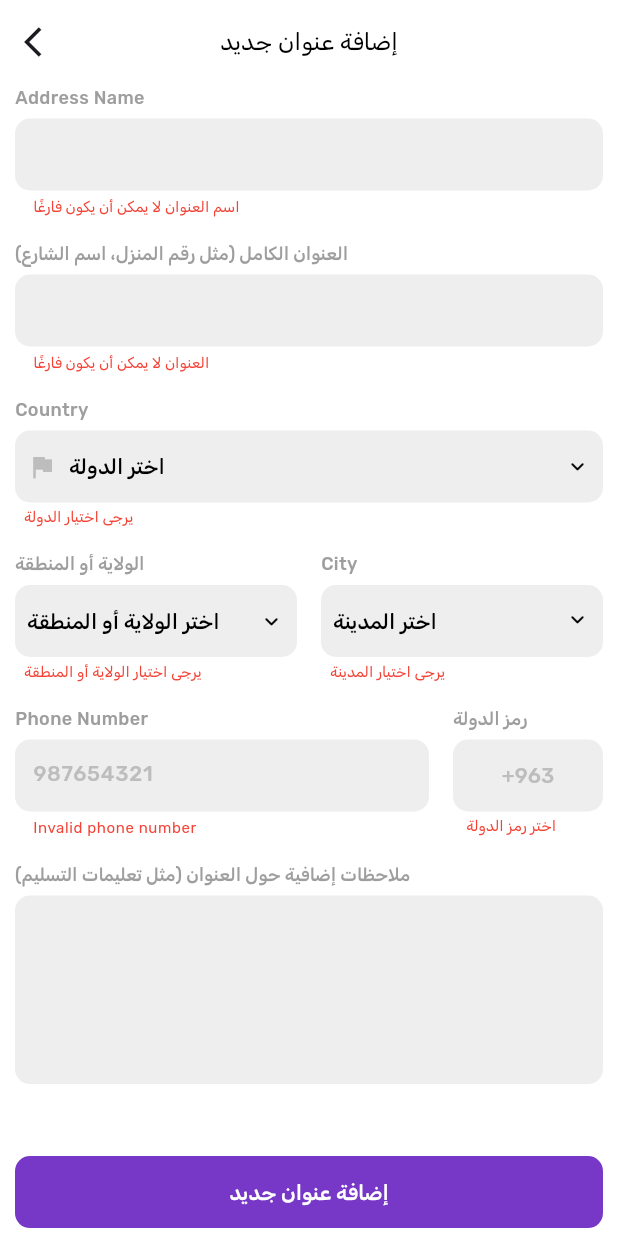
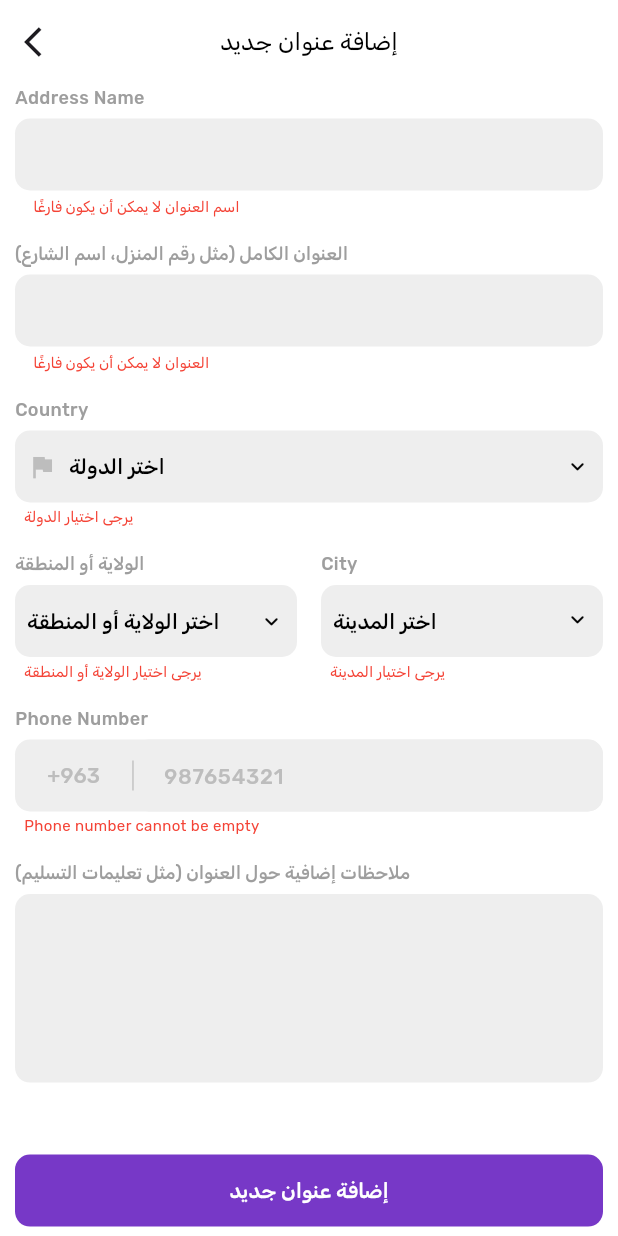
Before and after one commit to Muhammed-Hayr-Ali/Marketna_e-commerce, a Flutter app: the AddAddressScreen screen opened directly, after a tap on "إضافة عنوان جديد", on a phone screen of 412 x 824 dp. Run offline on Flutter 3.47's test engine with Material 3 defaults, Android fonts, the phone set to English and light mode, and no system bars; our stand-ins replace cached_network_image, flutter_holo_date_picker, flutter_svg, fluttertoast, geolocator, get and 8 more; missing offline and left inert: flutter_pin_code_fields; accounts and stored records are empty; statements that could not run were skipped.

Commit message:
Initial commit

```diff
--- a/lib/screens/addresses/adaaress_add/add_address_screen.dart
+++ b/lib/screens/addresses/adaaress_add/add_address_screen.dart
@@ -1,5 +1,6 @@
 import 'package:application/utils/import.dart';
 import 'package:application/widgets/custom_country_picker.dart';
+import 'package:application/widgets/phone_text_field.dart';
 
 class AddAddressScreen extends StatelessWidget {
   AddAddressScreen({super.key});
@@ -77,45 +78,64 @@ class AddAddressScreen extends StatelessWidget {
                     SizedBox(height: 16),
 
                     /// phone number
-                    Row(
-                      crossAxisAlignment: CrossAxisAlignment.start,
-                      children: [
-                        Expanded(
-                          child: CustomTextField(
-                            textDirection: TextDirection.ltr,
-                            label: AppConstants.PHONENUMBER.tr,
-                            hintText: AppConstants.DEFAULT_PHONE.tr,
-                            controller: _.phoneNumberController,
-                            validator: (value) => Validators.phone(value!),
-                            keyboardType: TextInputType.phone,
-                            inputFormatters: [
-                              FilteringTextInputFormatter.allow(
-                                RegExp(r'[0-9]'),
-                              ),
-                            ],
+                    GetBuilder<AddAddressController>(
+                      builder:
+                          (_) => PhoneTextField(
+                            enableCode: false,
+                            hintPhone: AppConstants.DEFAULT_PHONE,
+                            hintCode: AppConstants.DEFAULT_COUNTRY_CODE,
+                            labelText: AppConstants.PHONE.tr,
+                            selectedCode: _.selectedCountryCode,
+                            phoneController: _.phoneNumberController,
+                            // onSelectedCode:
+                            //     (countryCode) =>
+                            //         _.updateCountryCode(countryCode),
+                            errorMessage:
+                                _.phoneErrorMessage ??
+                                _.countryCodeErrorMessage,
                           ),
-                        ),
-                        SizedBox(width: 16),
-                        GetBuilder<AddAddressController>(
-                          init: AddAddressController(),
-                          builder:
-                              (_) => CustomButton(
-                                label: AppConstants.COUNTRY_CODE,
-                                errorMessage: _.countryCodeErrorMessage,
+                    ),
 
-                                child: CustomText(
-                                  textDirection: TextDirection.ltr,
-                                  _.selectedCountryCode ??
-                                      AppConstants.DEFAULT_COUNTRY_CODE.tr,
-                                  color:
-                                      _.selectedCountryCode == null
-                                          ? Colors.grey.shade400
-                                          : Colors.black,
-                                ),
-                              ),
-                        ),
-                      ],
-                    ),
+                    ///
+                    // Row(
+                    //   crossAxisAlignment: CrossAxisAlignment.start,
+                    //   children: [
+                    //     Expanded(
+                    //       child: CustomTextField(
+                    //         textDirection: TextDirection.ltr,
+                    //         label: AppConstants.PHONENUMBER.tr,
+                    //         hintText: AppConstants.DEFAULT_PHONE.tr,
+                    //         controller: _.phoneNumberController,
+                    //         validator: (value) => Validators.phone(value!),
+                    //         keyboardType: TextInputType.phone,
+                    //         inputFormatters: [
+                    //           FilteringTextInputFormatter.allow(
+                    //             RegExp(r'[0-9]'),
+                    //           ),
+                    //         ],
+                    //       ),
+                    //     ),
+                    //     SizedBox(width: 16),
+                    //     GetBuilder<AddAddressController>(
+                    //       init: AddAddressController(),
+                    //       builder:
+                    //           (_) => CustomButton(
+                    //             label: AppConstants.COUNTRY_CODE,
+                    //             errorMessage: _.countryCodeErrorMessage,
+
+                    //             child: CustomText(
+                    //               textDirection: TextDirection.ltr,
+                    //               _.selectedCountryCode ??
+                    //                   AppConstants.DEFAULT_COUNTRY_CODE.tr,
+                    //               color:
+                    //                   _.selectedCountryCode == null
+                    //                       ? Colors.grey.shade400
+                    //                       : Colors.black,
+                    //             ),
+                    //           ),
+                    //     ),
+                    //   ],
+                    // ),
 
                     /// space
                     SizedBox(height: 16),
--- a/lib/screens/addresses/adaaress_add/controller/controller.dart
+++ b/lib/screens/addresses/adaaress_add/controller/controller.dart
@@ -33,6 +33,7 @@ class AddAddressController extends GetxController {
   String? provinceErrorMessage;
   String? cityErrorMessage;
   String? countryCodeErrorMessage;
+  String? phoneErrorMessage;
 
   @override
   void onInit() async {
@@ -110,51 +111,28 @@ class AddAddressController extends GetxController {
   }
 
   Future<void> addAddress() async {
-    isLoading.value = true;
-
     final currentUserId = _supabase.auth.currentUser?.id;
     if (currentUserId == null) {
       isLoading.value = false;
       return;
     }
 
-    if (selectedCountry == null) {
-      countryErrorMessage = AppConstants.SELECT_COUNTRY_REQUIRED;
-    } else {
-      countryErrorMessage = null;
-      update();
-    }
-
-    if (selectedProvince == null) {
-      provinceErrorMessage = AppConstants.SELECT_PROVINCE_REQUIRED;
-    } else {
-      provinceErrorMessage = null;
-      update();
-    }
-
-    if (selectedCity == null) {
-      cityErrorMessage = AppConstants.SELECT_CITY_REQUIRED;
-    } else {
-      cityErrorMessage = null;
-      update();
-    }
-
-    if (selectedCountryCode == null || selectedCountryCode!.isEmpty) {
-      countryCodeErrorMessage = AppConstants.COUNTRY_CODE_REQUIRED;
-    } else {
-      countryCodeErrorMessage = null;
-      update();
-    }
+    countryErrorMessage = Validators.country(selectedCountry ?? '');
+    provinceErrorMessage = Validators.province(selectedProvince ?? '');
+    cityErrorMessage = Validators.city(selectedCity ?? '');
+    countryCodeErrorMessage = Validators.countryCode(selectedCountryCode ?? '');
+    phoneErrorMessage = Validators.phoneNumber(phoneNumberController.text);
+    update();
 
     if (!formKey.currentState!.validate() ||
         countryErrorMessage != null ||
         provinceErrorMessage != null ||
         cityErrorMessage != null ||
-        countryCodeErrorMessage != null) {
-      isLoading.value = false;
-      update();
+        countryCodeErrorMessage != null ||
+        phoneErrorMessage != null) {
       return;
     }
+    isLoading.value = true;
 
     try {
       final currentPosition = await _determinePosition();
--- a/lib/screens/profile_edit/editprofilescreen.dart
+++ b/lib/screens/profile_edit/editprofilescreen.dart
@@ -146,7 +146,7 @@ class EditProfileScreen extends StatelessWidget {
                                     hintPhone: AppConstants.DEFAULT_PHONE,
                                     hintCode: AppConstants.DEFAULT_COUNTRY_CODE,
                                     labelText: AppConstants.PHONE.tr,
-                                    selectedCode: _.countryCode,
+                                    selectedCode: _.selectedCountryCode,
                                     phoneController: _.phoneController,
                                     onSelectedCode:
                                         (countryCode) =>
--- a/lib/services/validators.dart
+++ b/lib/services/validators.dart
@@ -95,14 +95,14 @@ class Validators {
 
   static String? city(String city) {
     if (city.isEmpty) {
-      return 'city_cannot_be_empty'.tr;
+      return AppConstants.SELECT_CITY_REQUIRED.tr;
     }
     return null;
   }
 
-  static String? stateProvince(String stateProvince) {
+  static String? province(String stateProvince) {
     if (stateProvince.isEmpty) {
-      return 'stateProvince_cannot_be_empty'.tr;
+      return AppConstants.SELECT_PROVINCE_REQUIRED.tr;
     }
     return null;
   }
@@ -111,7 +111,7 @@ class Validators {
 
   static String? country(String country) {
     if (country.isEmpty) {
-      return 'country_cannot_be_empty'.tr;
+      return AppConstants.SELECT_COUNTRY_REQUIRED.tr;
     }
     return null;
   }
--- a/lib/widgets/phone_text_field.dart
+++ b/lib/widgets/phone_text_field.dart
@@ -131,6 +131,16 @@ class PhoneTextField extends StatelessWidget {
 
   final _ = Get.put(PhoneTextFieldController());
 
+  Widget _clearTextWidget() {
+    return Transform.translate(
+      offset: const Offset(0, 2),
+      child: GestureDetector(
+        onTap: phoneController!.clear,
+        child: Icon(Icons.cancel, size: 16, color: Colors.grey.shade400),
+      ),
+    );
+  }
+
   @override
   Widget build(BuildContext context) {
     return Column(
@@ -199,10 +209,7 @@ class PhoneTextField extends StatelessWidget {
                               : Text(
                                 hintCode,
                                 style: TextStyle(
-                                  color:
-                                      selectedCode != null
-                                          ? Colors.black
-                                          : Colors.grey.shade400,
+                                  color: Colors.grey.shade400,
                                   fontSize: fontSize ?? 14,
                                   fontWeight: fontWeight ?? FontWeight.w500,
                                 ),
@@ -237,6 +244,7 @@ class PhoneTextField extends StatelessWidget {
                       color: Colors.black,
                     ),
                     decoration: InputDecoration(
+                      suffix: _clearTextWidget(),
                       hintText: hintPhone,
                       hintStyle: TextStyle(
                         fontFamily: fontFamily ?? AppConstants.fontFamily,
@@ -254,6 +262,7 @@ class PhoneTextField extends StatelessWidget {
                     ),
                   ),
                 ),
+                //    IconButton(onPressed: clarPhone, icon: const Icon(Icons.clear)),
               ],
             ),
           ),
```
Also changed, not shown: lib/screens/profile_edit/controller/controller.dart (+10 -11 lines), lib/widgets/custom_text_field.dart (+1 -6 lines).
